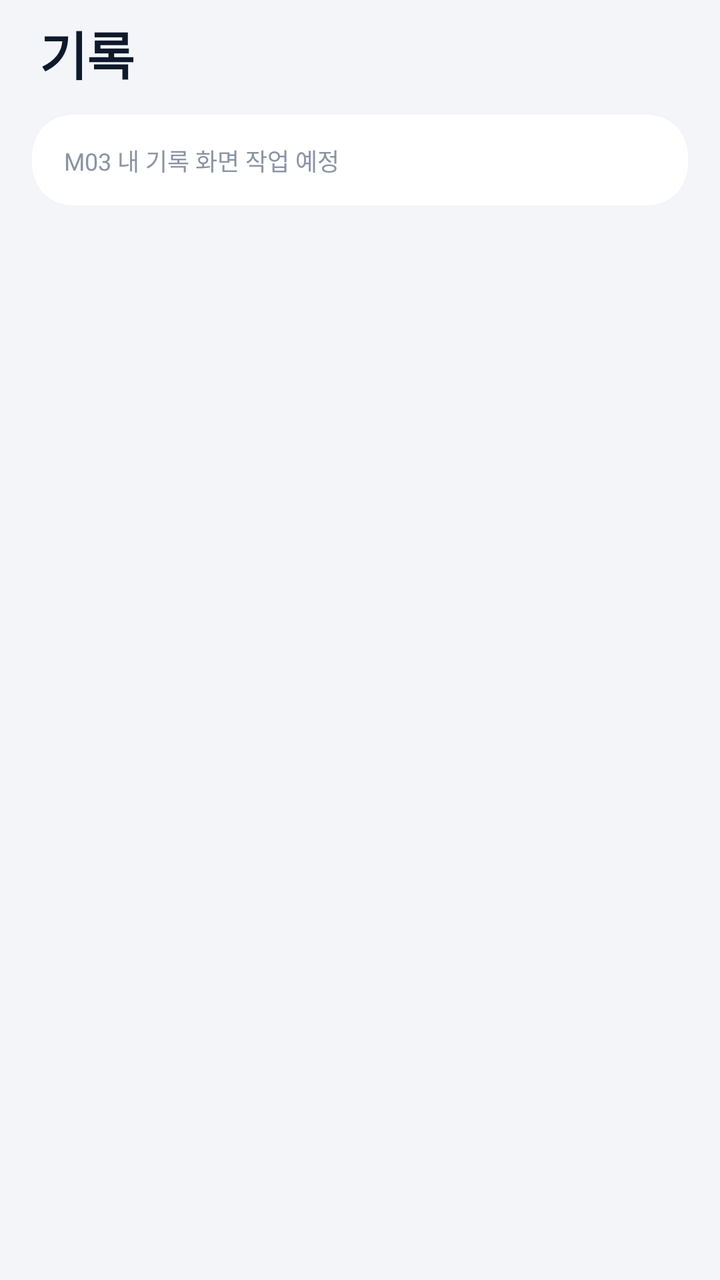
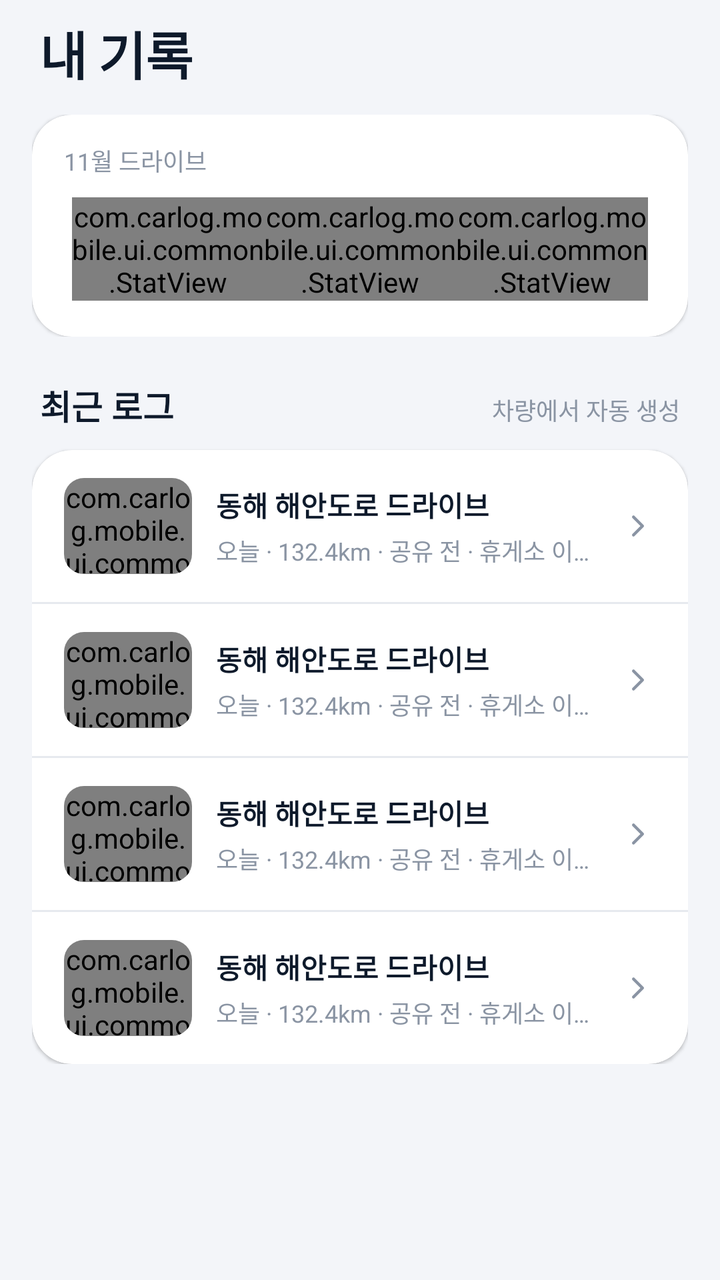

Screens rendered from an Android XML layout before and after an edit, with the pre-edit source and the edit as a unified diff.
<!-- AndroidManifest.xml: application theme Theme.CarlogMobile -->
<!-- res/layout/fragment_logs.xml -->
<?xml version="1.0" encoding="utf-8"?>
<androidx.core.widget.NestedScrollView xmlns:android="http://schemas.android.com/apk/res/android"
    xmlns:app="http://schemas.android.com/apk/res-auto"
    android:layout_width="match_parent"
    android:layout_height="match_parent"
    android:fillViewport="true">

    <LinearLayout
        android:layout_width="match_parent"
        android:layout_height="wrap_content"
        android:orientation="vertical"
        android:paddingBottom="@dimen/cl_space_20">

        
        <LinearLayout style="@style/Widget.Carlog.PageHeader">

            <TextView
                style="@style/Carlog.Text.PageTitle"
                android:layout_width="0dp"
                android:layout_height="wrap_content"
                android:layout_weight="1"
                android:text="@string/tab_logs" />

        </LinearLayout>

        
        <LinearLayout style="@style/Widget.Carlog.Section">

            <com.google.android.material.card.MaterialCardView
                android:layout_width="match_parent"
                android:layout_height="wrap_content">

                <LinearLayout style="@style/Widget.Carlog.CardContent">

                    <TextView
                        style="@style/Carlog.Text.Caption"
                        android:layout_width="wrap_content"
                        android:layout_height="wrap_content"
                        android:text="M03 내 기록 화면 작업 예정" />

                </LinearLayout>
            </com.google.android.material.card.MaterialCardView>
        </LinearLayout>
    </LinearLayout>
</androidx.core.widget.NestedScrollView>
<!-- resources referenced by this layout -->
<resources>
  <string name="tab_logs">기록</string>
  <color name="cl_bg">#F3F5F9</color>
  <!-- unchanged entries left out for length: 38 -->
</resources>

<!-- the commit's change to res/layout/fragment_logs.xml (unified diff, before → after) -->
@@ -19,8 +19,7 @@
                 android:layout_width="0dp"
                 android:layout_height="wrap_content"
                 android:layout_weight="1"
-                android:text="@string/tab_logs" />
-
+                android:text="@string/logs_title" />
         </LinearLayout>
 
         
@@ -36,10 +35,138 @@
                         style="@style/Carlog.Text.Caption"
                         android:layout_width="wrap_content"
                         android:layout_height="wrap_content"
-                        android:text="M03 내 기록 화면 작업 예정" />
+                        android:text="@string/logs_month_summary" />
 
+                    <LinearLayout style="@style/Widget.Carlog.StatsRow">
+
+                        <com.carlog.mobile.ui.common.StatView
+                            android:id="@+id/stat_drive_count"
+                            style="@style/Widget.Carlog.Stat"
+                            app:statLabel="@string/logs_stat_count"
+                            app:statValue="6회" />
+
+                        <com.carlog.mobile.ui.common.StatView
+                            android:id="@+id/stat_total_distance"
+                            style="@style/Widget.Carlog.Stat"
+                            app:statLabel="@string/logs_stat_total_distance"
+                            app:statValue="412km" />
+
+                        <com.carlog.mobile.ui.common.StatView
+                            android:id="@+id/stat_avg_score"
+                            style="@style/Widget.Carlog.Stat"
+                            app:statLabel="@string/logs_stat_avg_score"
+                            app:statValue="89" />
+                    </LinearLayout>
+                </LinearLayout>
+            </com.google.android.material.card.MaterialCardView>
+        </LinearLayout>
+
+        
+        <LinearLayout style="@style/Widget.Carlog.Section">
+
+            <LinearLayout style="@style/Widget.Carlog.SectionHeader">
+
+                <TextView
+                    style="@style/Carlog.Text.SectionTitle.Fill"
+                    android:text="@string/logs_recent_title" />
+
+                <TextView
+                    style="@style/Carlog.Text.Caption"
+                    android:layout_width="wrap_content"
+                    android:layout_height="wrap_content"
+                    android:text="@string/logs_recent_sub" />
+            </LinearLayout>
+
+            
+            <com.google.android.material.card.MaterialCardView
+                android:layout_width="match_parent"
+                android:layout_height="wrap_content">
+
+                <LinearLayout
+                    android:layout_width="match_parent"
+                    android:layout_height="wrap_content"
+                    android:orientation="vertical">
+
+                    <include
+                        android:id="@+id/log_row_1"
+                        layout="@layout/item_log_row" />
+
+                    <View style="@style/Widget.Carlog.Divider" />
+
+                    <include
+                        android:id="@+id/log_row_2"
+                        layout="@layout/item_log_row" />
+
+                    <View style="@style/Widget.Carlog.Divider" />
+
+                    <include
+                        android:id="@+id/log_row_3"
+                        layout="@layout/item_log_row" />
+
+                    <View style="@style/Widget.Carlog.Divider" />
+
+                    <include
+                        android:id="@+id/log_row_4"
+                        layout="@layout/item_log_row" />
                 </LinearLayout>
             </com.google.android.material.card.MaterialCardView>
         </LinearLayout>
     </LinearLayout>
 </androidx.core.widget.NestedScrollView>
+<!-- res/layout/item_log_row.xml (included above) -->
+<?xml version="1.0" encoding="utf-8"?>
+<LinearLayout xmlns:android="http://schemas.android.com/apk/res/android"
+    xmlns:app="http://schemas.android.com/apk/res-auto"
+    xmlns:tools="http://schemas.android.com/tools"
+    style="@style/Widget.Carlog.ListItem"
+    android:clickable="true"
+    android:focusable="true"
+    tools:ignore="HardcodedText">
+
+    <com.google.android.material.card.MaterialCardView
+        android:layout_width="@dimen/cl_log_thumb_width"
+        android:layout_height="@dimen/cl_log_thumb_height"
+        app:cardCornerRadius="@dimen/cl_log_thumb_radius"
+        app:cardElevation="0dp">
+
+        <com.carlog.mobile.ui.common.MapBoxView
+            android:id="@+id/map_box"
+            android:layout_width="match_parent"
+            android:layout_height="match_parent" />
+    </com.google.android.material.card.MaterialCardView>
+
+    <LinearLayout
+        android:layout_width="0dp"
+        android:layout_height="wrap_content"
+        android:layout_marginStart="@dimen/cl_space_12"
+        android:layout_weight="1"
+        android:orientation="vertical">
+
+        <TextView
+            android:id="@+id/tv_log_name"
+            style="@style/Carlog.Text.Body.Bold"
+            android:layout_width="wrap_content"
+            android:layout_height="wrap_content"
+            android:ellipsize="end"
+            android:maxLines="1"
+            android:text="동해 해안도로 드라이브" />
+
+        <TextView
+            android:id="@+id/tv_log_summary"
+            style="@style/Carlog.Text.Caption"
+            android:layout_width="wrap_content"
+            android:layout_height="wrap_content"
+            android:layout_marginTop="@dimen/cl_space_4"
+            android:ellipsize="end"
+            android:maxLines="1"
+            android:text="오늘 · 132.4km · 공유 전 · 휴게소 이어가기 1회" />
+    </LinearLayout>
+
+    <ImageView
+        android:layout_width="@dimen/cl_icon_size_medium"
+        android:layout_height="@dimen/cl_icon_size_medium"
+        android:layout_marginStart="@dimen/cl_space_8"
+        android:importantForAccessibility="no"
+        android:src="@drawable/ic_chevron_right"
+        app:tint="@color/cl_ink3" />
+</LinearLayout>
<!-- resource entries referenced after the edit -->
@@ -1,6 +1,84 @@
 <!-- resources referenced by this layout -->
 <resources>
-  <string name="tab_logs">기록</string>
+  <dimen name="cl_icon_size_medium">18dp</dimen>
+  <dimen name="cl_log_thumb_height">48dp</dimen>
+  <dimen name="cl_log_thumb_radius">10dp</dimen>
+  <dimen name="cl_log_thumb_width">64dp</dimen>
+  <dimen name="cl_space_4">4dp</dimen>
+  <!-- drawable ic_chevron_right (drawable) -->
+  <?xml version="1.0" encoding="utf-8"?>
+  <vector xmlns:android="http://schemas.android.com/apk/res/android"
+      android:width="24dp"
+      android:height="24dp"
+      android:viewportWidth="24"
+      android:viewportHeight="24">
+      <path
+          android:fillColor="#00000000"
+          android:pathData="M9,6 L15,12 L9,18"
+          android:strokeWidth="2"
+          android:strokeColor="@color/cl_ink"
+          android:strokeLineCap="round"
+          android:strokeLineJoin="round" />
+  </vector>
+  <string name="logs_month_summary">11월 드라이브</string>
+  <string name="logs_recent_sub">차량에서 자동 생성</string>
+  <string name="logs_recent_title">최근 로그</string>
+  <string name="logs_stat_avg_score">평균 안전점수</string>
+  <string name="logs_stat_count">주행</string>
+  <string name="logs_stat_total_distance">총 거리</string>
+  <string name="logs_title">내 기록</string>
+  <style name="Carlog.Text.Body.Bold">
+          <item name="android:textStyle">bold</item>
+      </style>
+  <style name="Carlog.Text.SectionTitle.Fill">
+          <item name="android:layout_width">0dp</item>
+          <item name="android:layout_height">wrap_content</item>
+          <item name="android:layout_weight">1</item>
+      </style>
+  <style name="Widget.Carlog.Divider" parent="">
+          <item name="android:layout_width">match_parent</item>
+          <item name="android:layout_height">@dimen/cl_divider</item>
+          <item name="android:background">@color/cl_line</item>
+      </style>
+  <style name="Widget.Carlog.ListItem" parent="">
+          <item name="android:layout_width">match_parent</item>
+          <item name="android:layout_height">wrap_content</item>
+          <item name="android:orientation">horizontal</item>
+          <item name="android:gravity">center_vertical</item>
+          <item name="android:paddingStart">@dimen/cl_list_item_padding_h</item>
+          <item name="android:paddingEnd">@dimen/cl_list_item_padding_h</item>
+          <item name="android:paddingTop">@dimen/cl_list_item_padding_v</item>
+          <item name="android:paddingBottom">@dimen/cl_list_item_padding_v</item>
+          <item name="android:background">?attr/selectableItemBackground</item>
+      </style>
+  <style name="Widget.Carlog.SectionHeader" parent="">
+          <item name="android:layout_width">match_parent</item>
+          <item name="android:layout_height">wrap_content</item>
+          <item name="android:orientation">horizontal</item>
+          <item name="android:baselineAligned">true</item>
+          <item name="android:layout_marginStart">@dimen/cl_space_4</item>
+          <item name="android:layout_marginEnd">@dimen/cl_space_4</item>
+          <item name="android:layout_marginTop">@dimen/cl_space_6</item>
+          <item name="android:layout_marginBottom">@dimen/cl_space_10</item>
+      </style>
+  <style name="Widget.Carlog.Stat" parent="">
+          <item name="android:layout_width">0dp</item>
+          <item name="android:layout_height">wrap_content</item>
+          <item name="android:layout_weight">1</item>
+      </style>
+  <style name="Widget.Carlog.StatsRow" parent="">
+          <item name="android:layout_width">match_parent</item>
+          <item name="android:layout_height">wrap_content</item>
+          <item name="android:orientation">horizontal</item>
+          <item name="android:baselineAligned">false</item>
+          <item name="android:paddingStart">@dimen/cl_space_4</item>
+          <item name="android:paddingEnd">@dimen/cl_space_4</item>
+          <item name="android:paddingTop">@dimen/cl_space_10</item>
+          <item name="android:paddingBottom">@dimen/cl_space_4</item>
+      </style>
+  <dimen name="cl_list_item_padding_h">16dp</dimen>
+  <dimen name="cl_list_item_padding_v">14dp</dimen>
+  <dimen name="cl_space_10">10dp</dimen>
   <color name="cl_bg">#F3F5F9</color>
   <!-- unchanged entries left out for length: 38 -->
 </resources>
